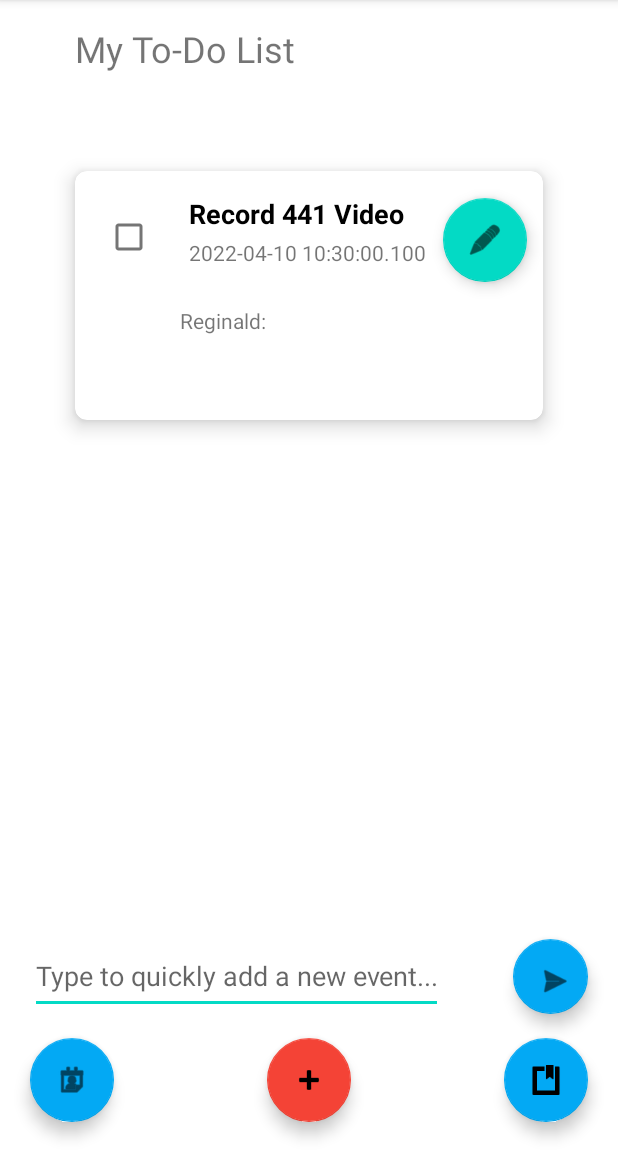
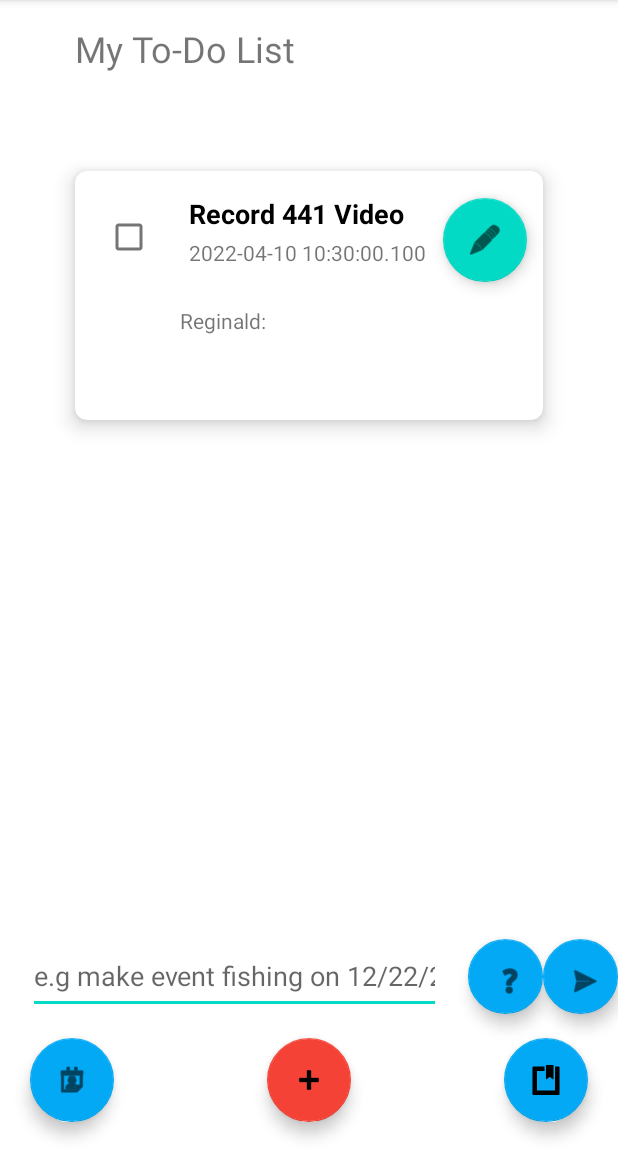
Before and after one commit to ezhoureal/FullGroup, an Android app: the screen it shows after launch (MainActivity), on a phone screen of 412 x 824 dp, the part 84-1236 px from its top. Run offline under Robolectric (Android 15) with nearby library versions, the phone set to English and light mode, and no system bars; libraries missing offline, so code that uses them is left out: com.aallam.openai; 3 statements that could not run were skipped.

Commit message:
added help buttons because they are needed

```diff
--- a/Perminit-Frontend/app/src/main/java/edu/umich/fullgroup/perminit_frontend/AddReminder.kt
+++ b/Perminit-Frontend/app/src/main/java/edu/umich/fullgroup/perminit_frontend/AddReminder.kt
@@ -173,6 +173,10 @@ class AddReminder : AppCompatActivity() {
         //todo: store it &c
     }
 
+    fun nlpHelp (v: View){
+        toast ("${getString(R.string.nlp_help)}")
+    }
+
     // called when submit button is pushed
     fun onSubmit(v: View) {
         scheduleNotification()
--- a/Perminit-Frontend/app/src/main/java/edu/umich/fullgroup/perminit_frontend/EventFromText.kt
+++ b/Perminit-Frontend/app/src/main/java/edu/umich/fullgroup/perminit_frontend/EventFromText.kt
@@ -47,6 +47,7 @@ val findDescRegex = ("(?:$descriptionRegexPart)"+"""\s*(.+)$""").toRegex()
     MMM = month abbreviation (Jan, Feb, ...). Cannot write full month name
  */
 
+
 fun makeEvent (input : String): Event? {
     try {
 
@@ -72,6 +73,8 @@ fun makeEvent (input : String): Event? {
         catch (e: NullPointerException){
             //if there's no end time provided, we assume none exists for now - keep it at zero
         }
+
+
         val badTimeRegex =  """^(\d:\d\d)""".toRegex()
         val fixedStartTime = badTimeRegex.replace(startTimeString, """0\1""")
         println ("Fixed:")
--- a/Perminit-Frontend/app/src/main/java/edu/umich/fullgroup/perminit_frontend/MainActivity.kt
+++ b/Perminit-Frontend/app/src/main/java/edu/umich/fullgroup/perminit_frontend/MainActivity.kt
@@ -50,6 +50,11 @@ class MainActivity : AppCompatActivity() {
         MainScope().async { PerMinitStore.store(applicationContext) }
     }
 
+    fun todoNlpHelp (v: View){
+
+        toast ("${getString(R.string.nlp_help)}")
+    }
+
     //when the submit from text box button is clicked
 
     fun nlpSubmitTodo(view: View) {
--- a/Perminit-Frontend/app/src/main/res/layout/activity_todo_list.xml
+++ b/Perminit-Frontend/app/src/main/res/layout/activity_todo_list.xml
@@ -67,14 +67,25 @@
         android:id="@+id/nlpAddTodo"
         android:layout_width="275dp"
         android:layout_height="50dp"
-        android:layout_marginStart="20dp"
         android:layout_marginBottom="16dp"
         android:ems="10"
+        android:hint="@string/nlp_help"
         android:inputType="textPersonName"
         android:minHeight="48dp"
-        android:hint="@string/quick_add"
         app:layout_constraintBottom_toTopOf="@+id/addEventButton"
+        app:layout_constraintEnd_toStartOf="@+id/todoNlpHelper"
         app:layout_constraintStart_toStartOf="parent" />
+
+    <com.google.android.material.floatingactionbutton.FloatingActionButton
+        android:id="@+id/todoNlpHelper"
+        android:layout_width="wrap_content"
+        android:layout_height="50dp"
+        android:clickable="true"
+        android:onClick="todoNlpHelp"
+        android:src="@android:drawable/ic_menu_help"
+        app:backgroundTint="#03A9F4"
+        app:layout_constraintBottom_toBottomOf="@+id/nlpAddTodo"
+        app:layout_constraintEnd_toStartOf="@+id/submitNLP" />
 
     <com.google.android.material.floatingactionbutton.FloatingActionButton
         android:id="@+id/submitNLP"
@@ -85,7 +96,9 @@
         android:src="@android:drawable/ic_menu_send"
         app:backgroundTint="#03A9F4"
         app:layout_constraintBottom_toBottomOf="@+id/nlpAddTodo"
-        app:layout_constraintEnd_toEndOf="@+id/todoButton" />
+        app:layout_constraintEnd_toEndOf="parent"
+        app:layout_constraintTop_toTopOf="@+id/nlpAddTodo"
+        app:layout_constraintVertical_bias="0.0" />
 
     <androidx.recyclerview.widget.RecyclerView
         android:id="@+id/eventList"
--- a/Perminit-Frontend/app/src/main/res/values/strings.xml
+++ b/Perminit-Frontend/app/src/main/res/values/strings.xml
@@ -58,4 +58,7 @@
     <string name="calendar_title">My Calendar</string>
     <string name="event_time_days">1 d</string>
     <string name="event_loc">Event Location</string>
+
+
+    <string name="nlp_help">e.g make event fishing on 12/22/2022 from 12:40 until 13:45</string>
 </resources>
```
Also changed, not shown: Perminit-Frontend/app/src/main/res/layout/activity_add_reminder.xml (+12 -2 lines).
